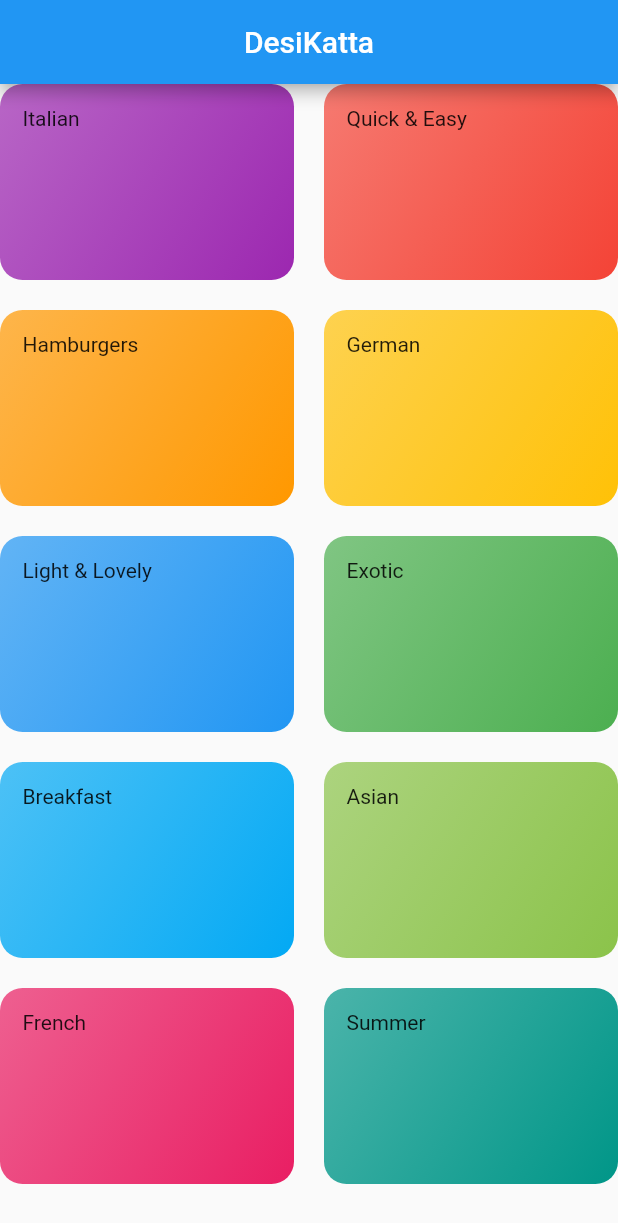
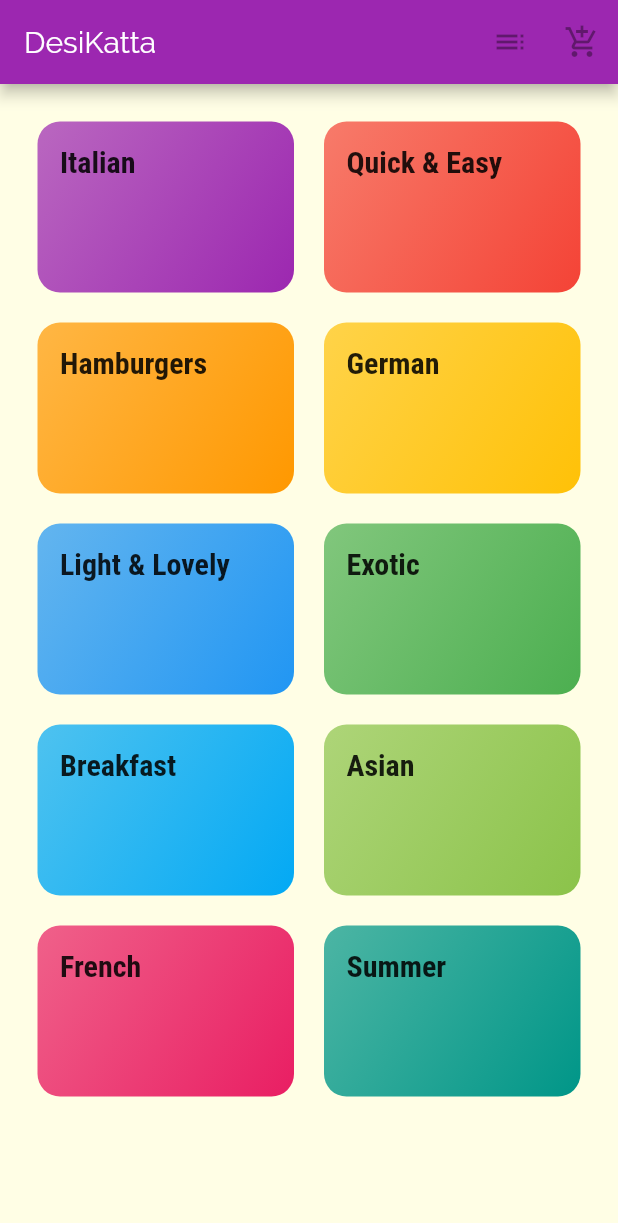
Before and after one commit to chavangorakh1999/Meal-App, a Flutter app: the screen it shows after launch, on a phone screen of 412 x 824 dp. Shown: the top 1223 px of the screen. Run offline on Flutter 3.47's test engine with Material 2 defaults, Android fonts, the phone set to English and light mode, and no system bars.

Commit message:
adding fonts

```diff
--- a/mealApp/lib/categories_screen.dart
+++ b/mealApp/lib/categories_screen.dart
@@ -7,9 +7,20 @@
   Widget build(BuildContext context) {
     return Scaffold(
       appBar: AppBar(
-        title: Center(child: const Text('DesiKatta')),
+        title: const Text('DesiKatta'),
+        actions: <Widget>[
+          IconButton(
+            icon: Icon(Icons.toc),
+            onPressed: null,
+          ),
+          IconButton(
+            icon: Icon(Icons.add_shopping_cart),
+            onPressed: null,
+          ),
+        ],
       ),
       body: GridView(
+        padding: EdgeInsets.all(25),
         children: DUMMY_CATEGORIES
             .map(
               (catData) => CategoryItem(
--- a/mealApp/lib/category_item.dart
+++ b/mealApp/lib/category_item.dart
@@ -9,7 +9,7 @@
   Widget build(BuildContext context) {
     return Container(
       padding:const EdgeInsets.all(15),
-      child: Text(title),
+      child: Text(title,style: Theme.of(context).textTheme.title,),
       decoration: BoxDecoration(
         gradient: LinearGradient(
           colors: [
--- a/mealApp/lib/main.dart
+++ b/mealApp/lib/main.dart
@@ -1,5 +1,6 @@
 import 'package:flutter/material.dart';
 import './categories_screen.dart';
+
 void main() {
   runApp(MyApp());
 }
@@ -10,7 +11,22 @@
     return MaterialApp(
       title: 'DeliMeals',
       theme: ThemeData(
-        primarySwatch: Colors.blue,
+        primarySwatch: Colors.purple,
+        accentColor: Colors.pink,
+        canvasColor: Color.fromRGBO(255, 254, 229, 1),
+        fontFamily: 'Raleway',
+        textTheme: ThemeData.light().textTheme.copyWith(
+            body1: TextStyle(
+              color: Color.fromRGBO(20, 51, 51, 1),
+            ),
+            body2: TextStyle(
+              color: Color.fromRGBO(20, 51, 51, 1),
+            ),
+            title: TextStyle(
+              fontSize: 20,
+              fontFamily: 'RobotoCondensed',
+              fontWeight: FontWeight.bold,
+            )),
       ),
       home: CategoryScreen(),
       debugShowCheckedModeBanner: false,
```
Also changed, not shown: mealApp/pubspec.yaml (+20 -6 lines), mealApp/assets/fonts/Raleway-Black.ttf (added), mealApp/assets/fonts/Raleway-Bold.ttf (added), mealApp/assets/fonts/Raleway-Regular.ttf (added), mealApp/assets/fonts/RobotoCondensed-Bold.ttf (added), mealApp/assets/fonts/RobotoCondensed-Italic.ttf (added), mealApp/assets/fonts/RobotoCondensed-Light.ttf (added), mealApp/assets/fonts/RobotoCondensed-Regular.ttf (added).
